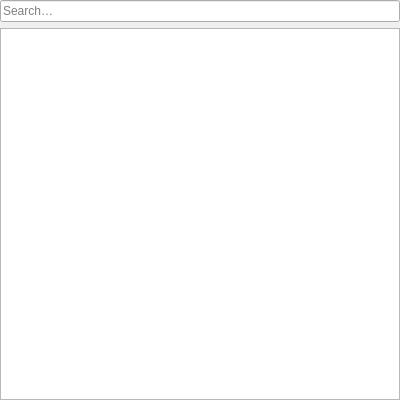
This is src/modules/windows/addons/AddonsPage.ui in OtterBrowser/otter-browser as Qt 5 draws it before an edit. The edited form follows.
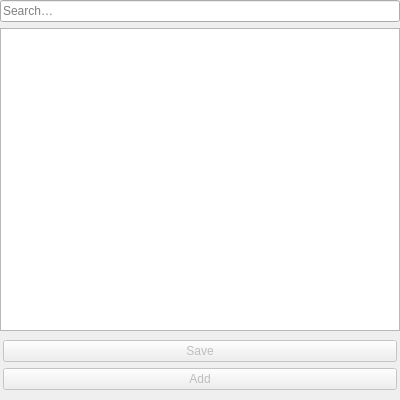
This is the edited form. Custom widgets are drawn as their Qt base class.

Commit message: Add details widget to AddonsPage

What changed in the file:
```diff
--- a/src/modules/windows/addons/AddonsPage.ui
+++ b/src/modules/windows/addons/AddonsPage.ui
@@ -10,7 +10,7 @@
     <height>400</height>
    </rect>
   </property>
-  <layout class="QVBoxLayout" name="verticalLayout" stretch="0,1">
+  <layout class="QVBoxLayout" name="verticalLayout" stretch="0,1,0">
    <property name="leftMargin">
     <number>0</number>
    </property>
@@ -49,6 +49,61 @@
      </attribute>
     </widget>
    </item>
+   <item>
+    <widget class="QWidget" name="detailsWidget" native="true">
+     <layout class="QHBoxLayout" name="detailslLayout">
+      <property name="spacing">
+       <number>6</number>
+      </property>
+      <property name="leftMargin">
+       <number>3</number>
+      </property>
+      <property name="topMargin">
+       <number>3</number>
+      </property>
+      <property name="rightMargin">
+       <number>3</number>
+      </property>
+      <property name="bottomMargin">
+       <number>3</number>
+      </property>
+      <item>
+       <layout class="QFormLayout" name="formLayout"/>
+      </item>
+      <item>
+       <layout class="QVBoxLayout" name="actionsLayout">
+        <item>
+         <widget class="QPushButton" name="saveButton">
+          <property name="enabled">
+           <bool>false</bool>
+          </property>
+          <property name="text">
+           <string>Save</string>
+          </property>
+         </widget>
+        </item>
+        <item>
+         <widget class="QPushButton" name="addButton">
+          <property name="enabled">
+           <bool>false</bool>
+          </property>
+          <property name="text">
+           <string>Add</string>
+          </property>
+         </widget>
+        </item>
+        <item>
+         <spacer name="verticalSpacer">
+          <property name="orientation">
+           <enum>Qt::Vertical</enum>
+          </property>
+         </spacer>
+        </item>
+       </layout>
+      </item>
+     </layout>
+    </widget>
+   </item>
   </layout>
  </widget>
  <customwidgets>
```
The commit also changes 1 other file.
